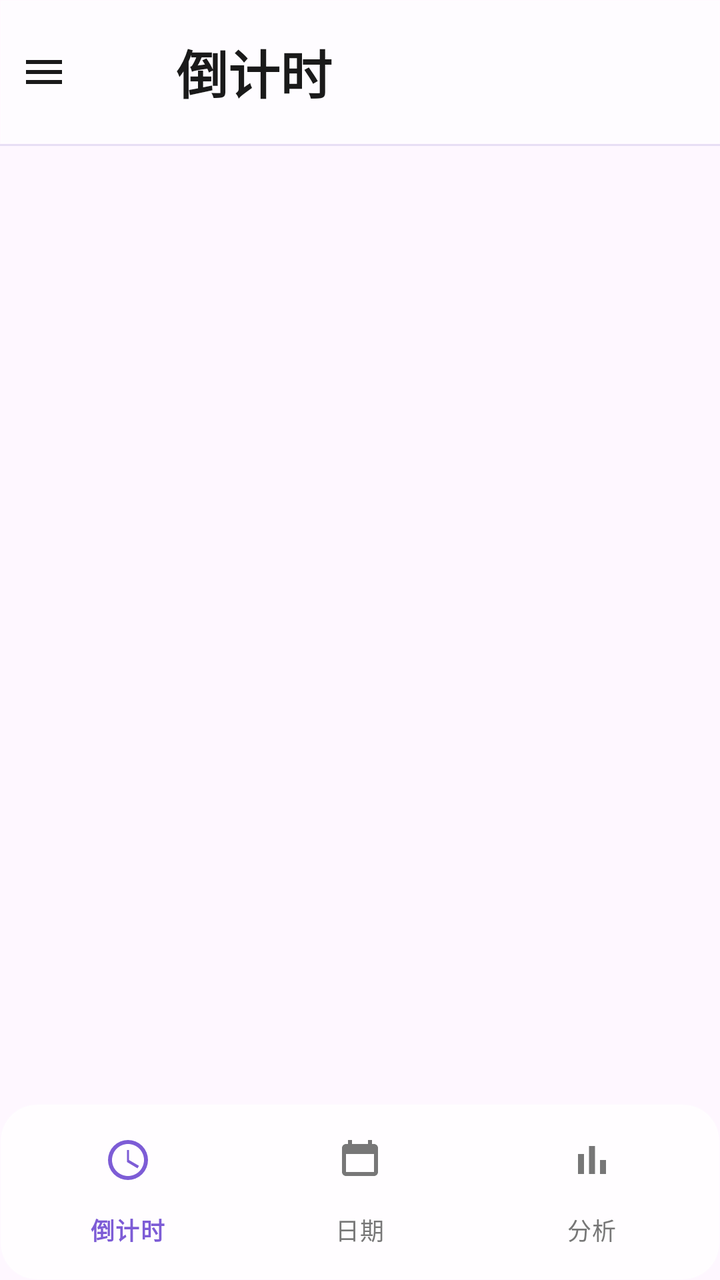
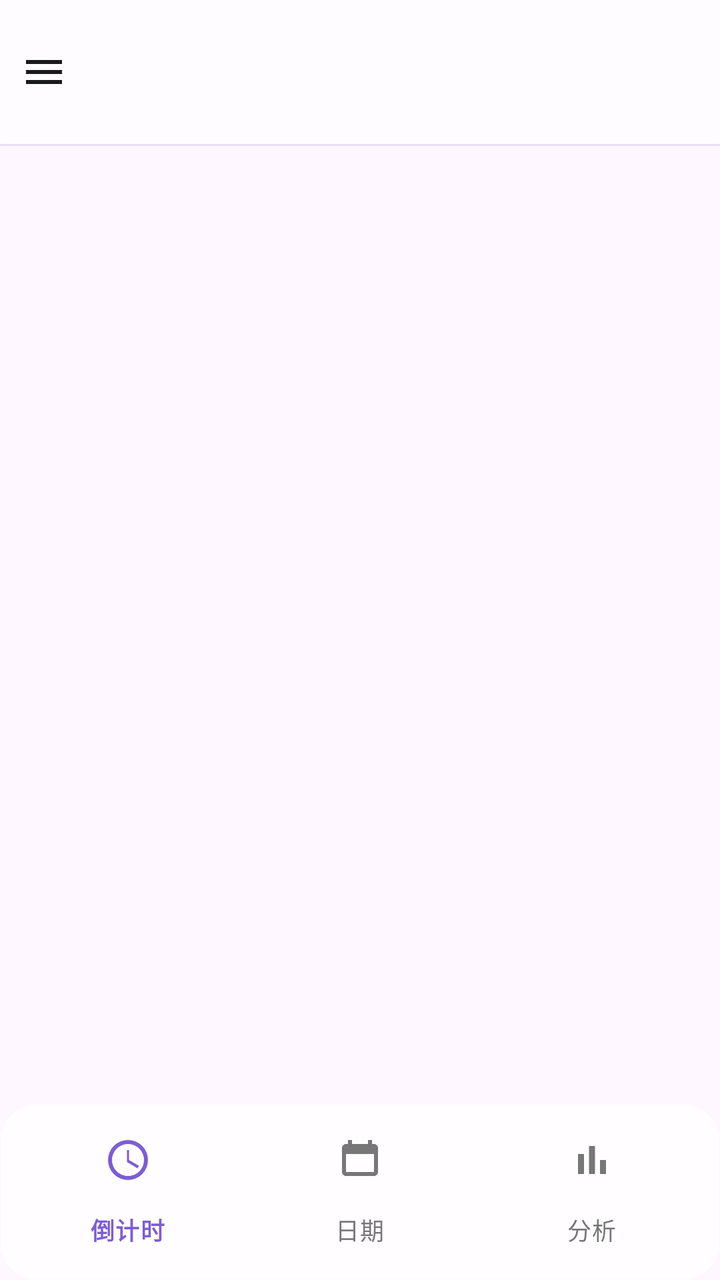

Before-and-after screenshots of an Android layout around one commit, followed by the original layout XML and the change that was made.
<!-- AndroidManifest.xml: application theme Theme.IPredict -->
<!-- res/layout/activity_main.xml -->
<?xml version='1.0' encoding='utf-8'?>
<androidx.drawerlayout.widget.DrawerLayout xmlns:android='http://schemas.android.com/apk/res/android'
    xmlns:app='http://schemas.android.com/apk/res-auto'
    android:id='@+id/drawerLayout'
    android:layout_width='match_parent'
    android:layout_height='match_parent'>

    <LinearLayout
        android:layout_width='match_parent'
        android:layout_height='match_parent'
        android:orientation='vertical'>

        <com.google.android.material.appbar.MaterialToolbar
            android:id='@+id/toolbar'
            android:layout_width='match_parent'
            android:layout_height='72dp'
            android:background='@drawable/bg_glass_toolbar'
            app:contentInsetStart='0dp'
            app:elevation='4dp'>

            <ImageButton
                android:id='@+id/navIcon'
                android:layout_width='44dp'
                android:layout_height='44dp'
                android:layout_gravity='start|center_vertical'
                android:background='@android:color/transparent'
                android:contentDescription='@string/menu'
                android:padding='8dp'
                android:src='@drawable/ic_menu_standard'
                app:tint='@color/text_primary' />

            <TextView
                android:id='@+id/toolbarTitle'
                android:layout_width='wrap_content'
                android:layout_height='wrap_content'
                android:layout_gravity='center_vertical'
                android:layout_marginStart='44dp'
                android:text='倒计时'
                android:textColor='@color/text_primary'
                android:textSize='26sp'
                android:textStyle='bold' />
        </com.google.android.material.appbar.MaterialToolbar>

        <View
            android:id='@+id/topDivider'
            android:layout_width='match_parent'
            android:layout_height='1dp'
            android:background='@color/neu_stroke' />

        <androidx.fragment.app.FragmentContainerView
            android:id='@+id/fragmentContainer'
            android:layout_width='match_parent'
            android:layout_height='0dp'
            android:layout_weight='1' />

        <com.google.android.material.bottomnavigation.BottomNavigationView
            android:id='@+id/bottomNav'
            android:layout_width='match_parent'
            android:layout_height='wrap_content'
            android:background='@drawable/bg_glass_nav'
            app:itemIconTint='@color/bottom_nav_color'
            app:itemTextColor='@color/bottom_nav_color'
            app:labelVisibilityMode='labeled'
            app:menu='@menu/menu_bottom_nav' />

    </LinearLayout>

    <LinearLayout
        android:layout_width='300dp'
        android:layout_height='match_parent'
        android:layout_gravity='start'
        android:background='@color/page_bg'
        android:orientation='vertical'>

        <include layout='@layout/layout_drawer_header' />

        <ScrollView
            android:layout_width='match_parent'
            android:layout_height='match_parent'>

            <LinearLayout
                android:layout_width='match_parent'
                android:layout_height='wrap_content'
                android:orientation='vertical'
                android:padding='16dp'>

                <TextView
                    android:id='@+id/drawerThemeTitle'
                    android:layout_width='wrap_content'
                    android:layout_height='wrap_content'
                    android:text='主题设置'
                    android:textColor='@color/text_primary'
                    android:textSize='16sp'
                    android:textStyle='bold' />

                <TextView
                    android:id='@+id/drawerThemeLight'
                    style='@style/TextAppearance.Material3.BodyLarge'
                    android:layout_width='match_parent'
                    android:layout_height='wrap_content'
                    android:layout_marginTop='10dp'
                    android:background='@drawable/bg_neu_soft'
                    android:padding='12dp'
                    android:text='☀  浅色主题'
                    android:textColor='@color/text_primary' />

                <TextView
                    android:id='@+id/drawerThemeDark'
                    style='@style/TextAppearance.Material3.BodyLarge'
                    android:layout_width='match_parent'
                    android:layout_height='wrap_content'
                    android:layout_marginTop='8dp'
                    android:background='@drawable/bg_neu_soft'
                    android:padding='12dp'
                    android:text='🌙  深色主题'
                    android:textColor='@color/text_primary' />

                <TextView
                    android:id='@+id/drawerThemeSystem'
                    style='@style/TextAppearance.Material3.BodyLarge'
                    android:layout_width='match_parent'
                    android:layout_height='wrap_content'
                    android:layout_marginTop='8dp'
                    android:background='@drawable/bg_neu_soft'
                    android:padding='12dp'
                    android:text='📱  跟随系统'
                    android:textColor='@color/text_primary' />

                <TextView
                    android:id='@+id/drawerAccentTitle'
                    android:layout_width='wrap_content'
                    android:layout_height='wrap_content'
                    android:layout_marginTop='16dp'
                    android:text='主题色'
                    android:textColor='@color/text_primary'
                    android:textSize='16sp'
                    android:textStyle='bold' />

                <TextView
                    android:id='@+id/drawerAccentToggle'
                    style='@style/TextAppearance.Material3.BodyLarge'
                    android:layout_width='match_parent'
                    android:layout_height='wrap_content'
                    android:layout_marginTop='10dp'
                    android:background='@drawable/bg_neu_soft'
                    android:padding='12dp'
                    android:text='展开主题色 ▾'
                    android:textColor='@color/text_primary' />

                <LinearLayout
                    android:id='@+id/drawerAccentContainer'
                    android:layout_width='match_parent'
                    android:layout_height='wrap_content'
                    android:orientation='vertical'
                    android:visibility='gone'>

                    <TextView
                        android:id='@+id/drawerAccentRed'
                        style='@style/TextAppearance.Material3.BodyLarge'
                        android:layout_width='match_parent'
                        android:layout_height='wrap_content'
                        android:layout_marginTop='8dp'
                        android:background='@drawable/bg_neu_soft'
                        android:padding='12dp'
                        android:text='🌺  朱砂'
                        android:textColor='@color/text_primary' />

                    <TextView
                        android:id='@+id/drawerAccentOrange'
                        style='@style/TextAppearance.Material3.BodyLarge'
                        android:layout_width='match_parent'
                        android:layout_height='wrap_content'
                        android:layout_marginTop='8dp'
                        android:background='@drawable/bg_neu_soft'
                        android:padding='12dp'
                        android:text='🍊  金橘'
                        android:textColor='@color/text_primary' />

                    <TextView
                        android:id='@+id/drawerAccentYellow'
                        style='@style/TextAppearance.Material3.BodyLarge'
                        android:layout_width='match_parent'
                        android:layout_height='wrap_content'
                        android:layout_marginTop='8dp'
                        android:background='@drawable/bg_neu_soft'
                        android:padding='12dp'
                        android:text='🌻  杏黄'
                        android:textColor='@color/text_primary' />

                    <TextView
                        android:id='@+id/drawerAccentGreen'
                        style='@style/TextAppearance.Material3.BodyLarge'
                        android:layout_width='match_parent'
                        android:layout_height='wrap_content'
                        android:layout_marginTop='8dp'
                        android:background='@drawable/bg_neu_soft'
                        android:padding='12dp'
                        android:text='🎋  翠竹'
                        android:textColor='@color/text_primary' />

                    <TextView
                        android:id='@+id/drawerAccentBlue'
                        style='@style/TextAppearance.Material3.BodyLarge'
                        android:layout_width='match_parent'
                        android:layout_height='wrap_content'
                        android:layout_marginTop='8dp'
                        android:background='@drawable/bg_neu_soft'
                        android:padding='12dp'
                        android:text='🌊  天青'
                        android:textColor='@color/text_primary' />

                    <TextView
                        android:id='@+id/drawerAccentIndigo'
                        style='@style/TextAppearance.Material3.BodyLarge'
                        android:layout_width='match_parent'
                        android:layout_height='wrap_content'
                        android:layout_marginTop='8dp'
                        android:background='@drawable/bg_neu_soft'
                        android:padding='12dp'
                        android:text='💜  黛紫'
                        android:textColor='@color/text_primary' />

                    <TextView
                        android:id='@+id/drawerAccentPurple'
                        style='@style/TextAppearance.Material3.BodyLarge'
                        android:layout_width='match_parent'
                        android:layout_height='wrap_content'
                        android:layout_marginTop='8dp'
                        android:background='@drawable/bg_neu_soft'
                        android:padding='12dp'
                        android:text='💎  紫罗兰'
                        android:textColor='@color/text_primary' />
                </LinearLayout>

                <TextView
                    android:id='@+id/drawerEventTitle'
                    android:layout_width='wrap_content'
                    android:layout_height='wrap_content'
                    android:layout_marginTop='18dp'
                    android:text='事件列表'
                    android:textColor='@color/text_primary'
                    android:textSize='16sp'
                    android:textStyle='bold' />

                <androidx.recyclerview.widget.RecyclerView
                    android:id='@+id/drawerEventRecycler'
                    android:layout_width='match_parent'
                    android:layout_height='wrap_content'
                    android:layout_marginTop='8dp'
                    android:nestedScrollingEnabled='false' />

                <TextView
                    android:id='@+id/drawerAddEvent'
                    style='@style/TextAppearance.Material3.BodyLarge'
                    android:layout_width='match_parent'
                    android:layout_height='wrap_content'
                    android:layout_marginTop='10dp'
                    android:background='@drawable/bg_neu_soft'
                    android:padding='12dp'
                    android:text='+ 新增事件'
                    android:textColor='@color/text_primary' />

                <TextView
                    android:id='@+id/drawerAbout'
                    style='@style/TextAppearance.Material3.BodyLarge'
                    android:layout_width='match_parent'
                    android:layout_height='wrap_content'
                    android:layout_marginTop='18dp'
                    android:background='@drawable/bg_neu_soft'
                    android:padding='12dp'
                    android:text='关于'
                    android:textColor='@color/text_primary' />
            </LinearLayout>
        </ScrollView>
    </LinearLayout>

</androidx.drawerlayout.widget.DrawerLayout>
<!-- res/layout/layout_drawer_header.xml (included above) -->
<?xml version='1.0' encoding='utf-8'?>
<LinearLayout xmlns:android='http://schemas.android.com/apk/res/android'
    android:layout_width='match_parent'
    android:layout_height='wrap_content'
    android:background='@color/page_bg'
    android:orientation='vertical'
    android:paddingStart='20dp'
    android:paddingTop='28dp'
    android:paddingEnd='20dp'
    android:paddingBottom='14dp'>

    <TextView
        android:layout_width='wrap_content'
        android:layout_height='wrap_content'
        android:text='iPredict'
        android:textColor='@color/text_primary'
        android:textSize='34sp'
        android:textStyle='bold' />

    <TextView
        android:layout_width='wrap_content'
        android:layout_height='wrap_content'
        android:layout_marginTop='4dp'
        android:text='记录事件日期，计算周期，智能提醒'
        android:textColor='@color/text_secondary'
        android:textSize='13sp' />

</LinearLayout>
<!-- resources referenced by this layout -->
<resources>
  <color name="neu_stroke">#FFE7DFF5</color>
  <color name="page_bg">#FFFAF7FF</color>
  <color name="text_primary">#FF1A1A1A</color>
  <color name="text_secondary">#FF777777</color>
  <!-- drawable bg_glass_nav (drawable) -->
  <?xml version="1.0" encoding="utf-8"?>
  <shape xmlns:android="http://schemas.android.com/apk/res/android"
      android:shape="rectangle">
      
      <solid android:color="#CCFFFFFF" /> 
      <corners android:radius="18dp" />
      <stroke
          android:width="0.9dp"
          android:color="#33FFFFFF" />
      <padding
          android:bottom="4dp"
          android:left="6dp"
          android:right="6dp"
          android:top="4dp" />
  </shape>
  <!-- drawable bg_glass_toolbar (drawable) -->
  <?xml version="1.0" encoding="utf-8"?>
  <shape xmlns:android="http://schemas.android.com/apk/res/android"
      android:shape="rectangle">
      
      <solid android:color="#B3FFFFFF" /> 
      <corners android:radius="0dp" />
      <stroke
          android:width="0.8dp"
          android:color="#40FFFFFF" />
  </shape>
  <!-- drawable bg_neu_soft (drawable) -->
  <?xml version='1.0' encoding='utf-8'?>
  <shape xmlns:android='http://schemas.android.com/apk/res/android' android:shape='rectangle'>
      <corners android:radius='22dp' />
      <solid android:color='@color/page_bg' />
      <stroke android:width='1dp' android:color='@color/neu_stroke' />
  </shape>
  <!-- drawable ic_menu_standard (drawable) -->
  <?xml version="1.0" encoding="utf-8"?>
  <vector xmlns:android="http://schemas.android.com/apk/res/android"
      android:width="24dp"
      android:height="24dp"
      android:viewportWidth="24"
      android:viewportHeight="24">
      <path
          android:fillColor="@android:color/white"
          android:pathData="M3,6h18v2H3z" />
      <path
          android:fillColor="@android:color/white"
          android:pathData="M3,11h18v2H3z" />
      <path
          android:fillColor="@android:color/white"
          android:pathData="M3,16h18v2H3z" />
  </vector>
  <string name="menu">menu</string>
  <style name="Theme.IPredict" parent="Theme.Material3.DayNight.NoActionBar">
          <item name="android:statusBarColor">@android:color/transparent</item>
          <item name="android:navigationBarColor">@color/page_bg</item>
          <item name="android:windowLightStatusBar" tools:targetApi="m">true</item>
      </style>
</resources>

<!-- the commit's change to res/layout/activity_main.xml (unified diff, before → after) -->
@@ -31,14 +31,9 @@
 
             <TextView
                 android:id='@+id/toolbarTitle'
-                android:layout_width='wrap_content'
-                android:layout_height='wrap_content'
-                android:layout_gravity='center_vertical'
-                android:layout_marginStart='44dp'
-                android:text='倒计时'
-                android:textColor='@color/text_primary'
-                android:textSize='26sp'
-                android:textStyle='bold' />
+                android:layout_width='0dp'
+                android:layout_height='0dp'
+                android:visibility='gone' />
         </com.google.android.material.appbar.MaterialToolbar>
 
         <View
